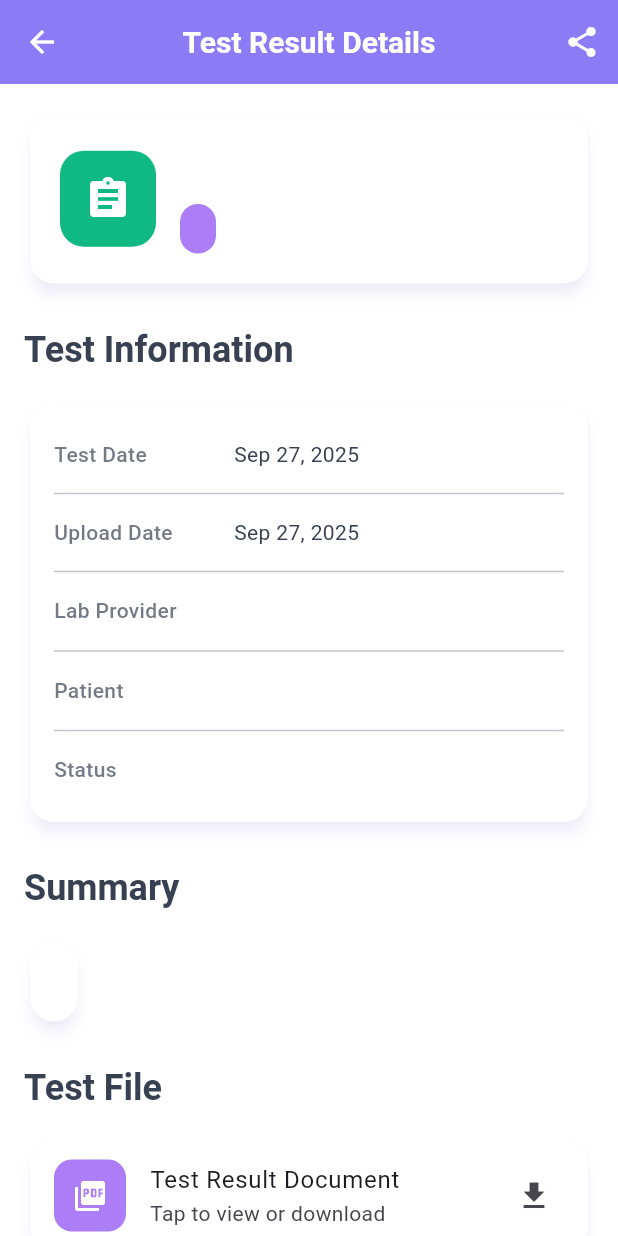
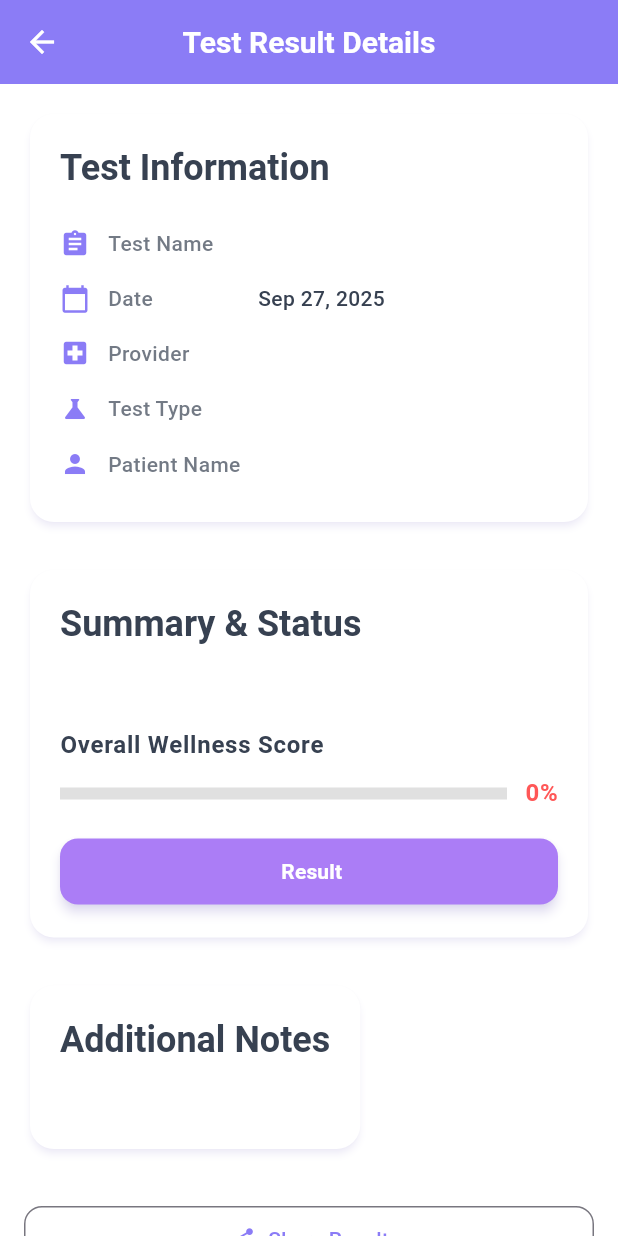
Before and after one commit to justmic007/HealthTrack-app, a Flutter app: the TestResultDetailScreen screen opened directly with empty values, on a phone screen of 412 x 824 dp. Run offline on Flutter 3.47's test engine with Material 3 defaults, Android fonts, the phone set to English and light mode, and no system bars; our stand-ins replace go_router, shared_preferences; accounts and stored records are empty; network calls fail.

```diff
--- a/lib/src/models/test_results.dart
+++ b/lib/src/models/test_results.dart
@@ -12,6 +12,9 @@ class TestResult {
   final String? labName;
   final String? patientName;
   final String? patientEmail;
+  final String? testType;
+  final int? wellnessScore;
+  final String? additionalNotes;
 
   TestResult({
     required this.id,
@@ -27,6 +30,9 @@ class TestResult {
     this.labName,
     this.patientName,
     this.patientEmail,
+    this.testType,
+    this.wellnessScore,
+    this.additionalNotes,
   });
 
   factory TestResult.fromJson(Map<String, dynamic> json) {
@@ -44,6 +50,9 @@ class TestResult {
       labName: json['lab_name'],
       patientName: json['patient_name'],
       patientEmail: json['patient_email'],
+      testType: json['test_type'],
+      wellnessScore: json['wellness_score'],
+      additionalNotes: json['additional_notes'],
     );
   }
 }
--- a/lib/src/screens/home_screen.dart
+++ b/lib/src/screens/home_screen.dart
@@ -143,6 +143,7 @@ class _HomeScreenState extends State<HomeScreen> {
           final user = authProvider.currentUser;
 
           return SingleChildScrollView(
+            physics: const AlwaysScrollableScrollPhysics(),
             padding: const EdgeInsets.all(16.0),
             child: Column(
               crossAxisAlignment: CrossAxisAlignment.start,
--- a/lib/src/screens/test_result_detail_screen.dart
+++ b/lib/src/screens/test_result_detail_screen.dart
@@ -15,178 +15,171 @@ class TestResultDetailScreen extends StatelessWidget {
     return Scaffold(
       appBar: AppBar(
         title: const Text('Test Result Details'),
-        actions: [
-          IconButton(
-            icon: const Icon(Icons.share),
-            onPressed: () {
-              ScaffoldMessenger.of(context).showSnackBar(
-                const SnackBar(content: Text('Share Test Result - Coming Soon!')),
-              );
-            },
-          ),
-        ],
       ),
       body: SingleChildScrollView(
         padding: const EdgeInsets.all(16),
         child: Column(
           crossAxisAlignment: CrossAxisAlignment.start,
           children: [
-            // Test Header Card
-            Card(
-              child: Padding(
-                padding: const EdgeInsets.all(20),
-                child: Row(
+            // Test Information Card
+            _buildSectionCard(
+              context,
+              'Test Information',
+              [
+                _buildInfoRowWithIcon(context, Icons.assignment, 'Test Name', testResult.title),
+                _buildInfoRowWithIcon(context, Icons.calendar_today, 'Date', _formatDate(testResult.dateTaken)),
+                _buildInfoRowWithIcon(context, Icons.local_hospital, 'Provider', testResult.labName ?? 'HealthCare Labs'),
+                _buildInfoRowWithIcon(context, Icons.science, 'Test Type', testResult.testType ?? 'Diagnostic'),
+                _buildInfoRowWithIcon(context, Icons.person, 'Patient Name', testResult.patientName ?? 'Not specified'),
+              ],
+            ),
+            const SizedBox(height: 24),
+
+            // Summary & Status Card
+            _buildSectionCard(
+              context,
+              'Summary & Status',
+              [
+                // Summary Text
+                Padding(
+                  padding: const EdgeInsets.only(bottom: 16),
+                  child: Text(
+                    testResult.summaryText ?? 'Test results show normal values within expected ranges. All key indicators are functioning properly with no immediate concerns detected.',
+                    style: Theme.of(context).textTheme.bodyMedium,
+                  ),
+                ),
+
+                // Overall Wellness Score
+                Column(
+                  crossAxisAlignment: CrossAxisAlignment.start,
                   children: [
-                    Container(
-                      width: 64,
-                      height: 64,
-                      decoration: BoxDecoration(
-                        color: _getTestTypeColor(testResult.title),
-                        borderRadius: BorderRadius.circular(16),
-                      ),
-                      child: Icon(
-                        _getTestTypeIcon(testResult.title),
-                        color: Colors.white,
-                        size: 32,
+                    Text(
+                      'Overall Wellness Score',
+                      style: Theme.of(context).textTheme.bodyLarge?.copyWith(
+                        fontWeight: FontWeight.w600,
                       ),
                     ),
-                    const SizedBox(width: 16),
-                    Expanded(
-                      child: Column(
-                        crossAxisAlignment: CrossAxisAlignment.start,
-                        children: [
-                          Text(
-                            testResult.title,
-                            style: Theme.of(context).textTheme.headlineSmall?.copyWith(
-                              fontWeight: FontWeight.bold,
+                    const SizedBox(height: 8),
+                    Row(
+                      children: [
+                        Expanded(
+                          child: LinearProgressIndicator(
+                            value: (testResult.wellnessScore ?? 95) / 100,
+                            backgroundColor: Colors.grey[300],
+                            valueColor: AlwaysStoppedAnimation<Color>(
+                              _getWellnessColor(testResult.wellnessScore ?? 95),
                             ),
+                            minHeight: 8,
                           ),
-                          const SizedBox(height: 8),
-                          Container(
-                            padding: const EdgeInsets.symmetric(horizontal: 12, vertical: 6),
-                            decoration: BoxDecoration(
-                              color: AppTheme.getStatusColor(testResult.status),
-                              borderRadius: BorderRadius.circular(16),
-                            ),
-                            child: Text(
-                              testResult.status,
-                              style: const TextStyle(
-                                color: Colors.white,
-                                fontSize: 14,
-                                fontWeight: FontWeight.w500,
-                              ),
-                            ),
+                        ),
+                        const SizedBox(width: 12),
+                        Text(
+                          '${testResult.wellnessScore ?? 95}%',
+                          style: Theme.of(context).textTheme.bodyLarge?.copyWith(
+                            fontWeight: FontWeight.bold,
+                            color: _getWellnessColor(testResult.wellnessScore ?? 95),
                           ),
-                        ],
-                      ),
+                        ),
+                      ],
                     ),
                   ],
                 ),
-              ),
+                const SizedBox(height: 16),
+
+                // Status Button
+                SizedBox(
+                  width: double.infinity,
+                  child: ElevatedButton(
+                    onPressed: () {},
+                    style: ElevatedButton.styleFrom(
+                      backgroundColor: AppTheme.getStatusColor(testResult.status),
+                      foregroundColor: Colors.white,
+                      padding: const EdgeInsets.symmetric(vertical: 12),
+                      shape: RoundedRectangleBorder(
+                        borderRadius: BorderRadius.circular(12),
+                      ),
+                    ),
+                    child: Text(
+                      '${testResult.status} Result',
+                      style: const TextStyle(
+                        fontWeight: FontWeight.w600,
+                      ),
+                    ),
+                  ),
+                ),
+              ],
             ),
             const SizedBox(height: 24),
 
-            // Test Information
-            _buildSectionTitle(context, 'Test Information'),
-            const SizedBox(height: 16),
-            Card(
-              child: Padding(
-                padding: const EdgeInsets.all(16),
-                child: Column(
-                  children: [
-                    _buildInfoRow(context, 'Test Date', _formatDate(testResult.dateTaken)),
-                    const Divider(),
-                    _buildInfoRow(context, 'Upload Date', _formatDate(testResult.dateUploaded)),
-                    const Divider(),
-                    _buildInfoRow(context, 'Lab Provider', testResult.labName ?? 'Not specified'),
-                    const Divider(),
-                    _buildInfoRow(context, 'Patient', testResult.patientName ?? 'Not specified'),
-                    const Divider(),
-                    _buildInfoRow(context, 'Status', testResult.status),
-                  ],
+            // Additional Notes Card
+            _buildSectionCard(
+              context,
+              'Additional Notes',
+              [
+                Text(
+                  testResult.additionalNotes ?? 'Continue maintaining a healthy lifestyle. Schedule regular check-ups as recommended by your healthcare provider. Contact your doctor if you experience any unusual symptoms.',
+                  style: Theme.of(context).textTheme.bodyMedium,
                 ),
-              ),
+              ],
             ),
-            const SizedBox(height: 24),
+            const SizedBox(height: 32),
 
-            // Test Summary
-            if (testResult.summaryText != null) ...[
-              _buildSectionTitle(context, 'Summary'),
-              const SizedBox(height: 16),
-              Card(
-                child: Padding(
-                  padding: const EdgeInsets.all(16),
-                  child: Text(
-                    testResult.summaryText!,
-                    style: Theme.of(context).textTheme.bodyMedium,
+            // Action Buttons
+            Column(
+              children: [
+                // Share Result Button
+                SizedBox(
+                  width: double.infinity,
+                  child: OutlinedButton.icon(
+                    onPressed: () {
+                      ScaffoldMessenger.of(context).showSnackBar(
+                        const SnackBar(content: Text('Share Result - Coming Soon!')),
+                      );
+                    },
+                    icon: const Icon(Icons.share),
+                    label: const Text('Share Result'),
+                    style: OutlinedButton.styleFrom(
+                      padding: const EdgeInsets.symmetric(vertical: 12),
+                      shape: RoundedRectangleBorder(
+                        borderRadius: BorderRadius.circular(12),
+                      ),
+                    ),
                   ),
                 ),
-              ),
-              const SizedBox(height: 24),
-            ],
+                const SizedBox(height: 12),
 
-            // Test File
-            if (testResult.fileUrl != null) ...[
-              _buildSectionTitle(context, 'Test File'),
-              const SizedBox(height: 16),
-              Card(
-                child: ListTile(
-                  leading: Container(
-                    width: 48,
-                    height: 48,
-                    decoration: BoxDecoration(
-                      color: AppTheme.softPurple,
-                      borderRadius: BorderRadius.circular(12),
-                    ),
-                    child: const Icon(
-                      Icons.picture_as_pdf,
-                      color: Colors.white,
-                      size: 24,
-                    ),
-                  ),
-                  title: const Text('Test Result Document'),
-                  subtitle: const Text('Tap to view or download'),
-                  trailing: const Icon(Icons.download),
-                  onTap: () {
-                    ScaffoldMessenger.of(context).showSnackBar(
-                      const SnackBar(content: Text('Download File - Coming Soon!')),
-                    );
-                  },
-                ),
-              ),
-              const SizedBox(height: 24),
-            ],
-
-            // Actions
-            _buildSectionTitle(context, 'Actions'),
-            const SizedBox(height: 16),
-            Row(
-              children: [
-                Expanded(
+                // Set Reminder Button (Primary)
+                SizedBox(
+                  width: double.infinity,
                   child: ElevatedButton.icon(
                     onPressed: () {
                       ScaffoldMessenger.of(context).showSnackBar(
-                        const SnackBar(content: Text('Share with Doctor - Coming Soon!')),
+                        const SnackBar(content: Text('Set Reminder - Coming Soon!')),
                       );
                     },
-                    icon: const Icon(Icons.share),
-                    label: const Text('Share with Doctor'),
+                    icon: const Icon(Icons.notifications),
+                    label: const Text('Set Reminder'),
                     style: ElevatedButton.styleFrom(
                       backgroundColor: AppTheme.lavenderAccent,
                       foregroundColor: Colors.white,
+                      padding: const EdgeInsets.symmetric(vertical: 12),
+                      shape: RoundedRectangleBorder(
+                        borderRadius: BorderRadius.circular(12),
+                      ),
                     ),
                   ),
                 ),
-                const SizedBox(width: 16),
-                Expanded(
-                  child: OutlinedButton.icon(
-                    onPressed: () {
-                      ScaffoldMessenger.of(context).showSnackBar(
-                        const SnackBar(content: Text('Export PDF - Coming Soon!')),
-                      );
-                    },
-                    icon: const Icon(Icons.download),
-                    label: const Text('Export PDF'),
+                const SizedBox(height: 12),
+
+                // Return to Dashboard Button
+                TextButton.icon(
+                  onPressed: () {
+                    Navigator.of(context).popUntil((route) => route.isFirst);
+                  },
+                  icon: const Icon(Icons.arrow_back),
+                  label: const Text('Return to Dashboard'),
+                  style: TextButton.styleFrom(
+                    padding: const EdgeInsets.symmetric(vertical: 8),
                   ),
                 ),
               ],
@@ -197,23 +190,43 @@ class TestResultDetailScreen extends StatelessWidget {
     );
   }
 
-  Widget _buildSectionTitle(BuildContext context, String title) {
-    return Text(
-      title,
-      style: Theme.of(context).textTheme.headlineSmall?.copyWith(
-        fontWeight: FontWeight.bold,
+  Widget _buildSectionCard(BuildContext context, String title, List<Widget> children) {
+    return Card(
+      elevation: 2,
+      shape: RoundedRectangleBorder(borderRadius: BorderRadius.circular(16)),
+      child: Padding(
+        padding: const EdgeInsets.all(20),
+        child: Column(
+          crossAxisAlignment: CrossAxisAlignment.start,
+          children: [
+            Text(
+              title,
+              style: Theme.of(context).textTheme.headlineSmall?.copyWith(
+                fontWeight: FontWeight.bold,
+                color: AppTheme.darkGrey,
+              ),
+            ),
+            const SizedBox(height: 16),
+            ...children,
+          ],
+        ),
       ),
     );
   }
 
-  Widget _buildInfoRow(BuildContext context, String label, String value) {
+  Widget _buildInfoRowWithIcon(BuildContext context, IconData icon, String label, String value) {
     return Padding(
       padding: const EdgeInsets.symmetric(vertical: 8),
       child: Row(
-        crossAxisAlignment: CrossAxisAlignment.start,
         children: [
+          Icon(
+            icon,
+            size: 20,
+            color: AppTheme.lavenderAccent,
+          ),
+          const SizedBox(width: 12),
           SizedBox(
-            width: 120,
+            width: 100,
             child: Text(
               label,
               style: Theme.of(context).textTheme.bodyMedium?.copyWith(
@@ -225,12 +238,20 @@ class TestResultDetailScreen extends StatelessWidget {
           Expanded(
             child: Text(
               value,
-              style: Theme.of(context).textTheme.bodyMedium,
+              style: Theme.of(context).textTheme.bodyMedium?.copyWith(
+                fontWeight: FontWeight.w500,
+              ),
             ),
           ),
         ],
       ),
     );
+  }
+
+  Color _getWellnessColor(int score) {
+    if (score >= 90) return AppTheme.softGreen;
+    if (score >= 70) return AppTheme.softOrange;
+    return AppTheme.softRed;
   }
 
   Color _getTestTypeColor(String testTitle) {
```
Also changed, not shown: 1 other file.
